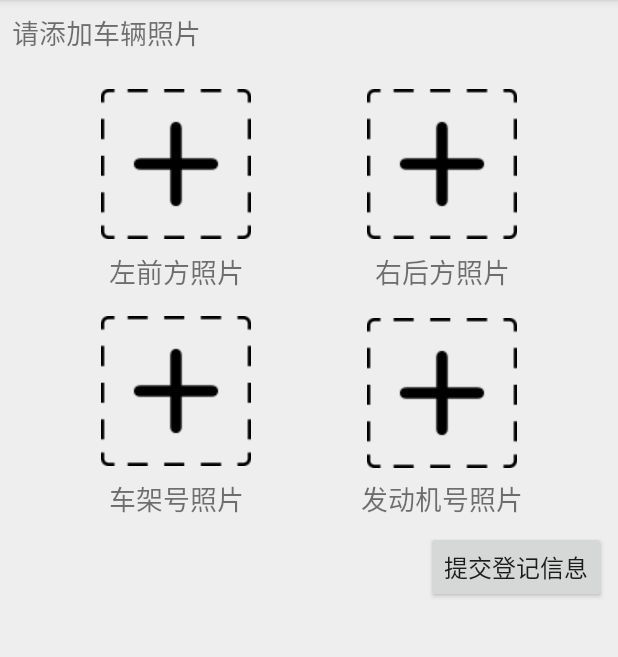
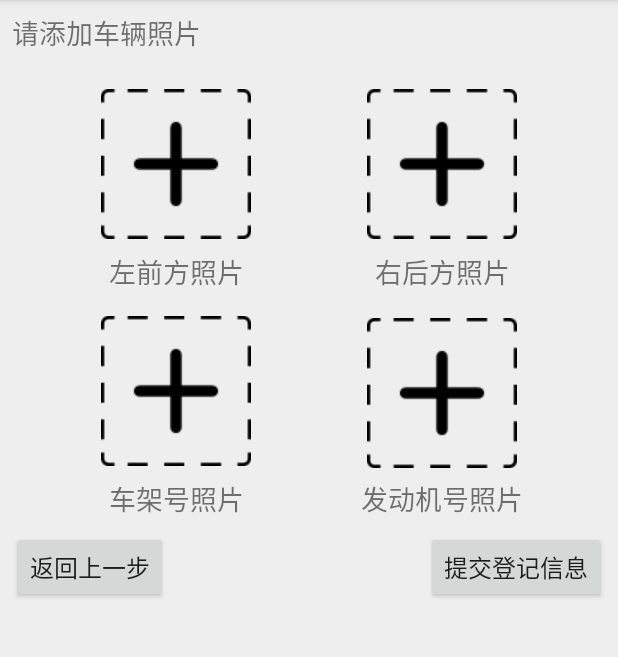
Before and after one commit to Xbigfat/DataCollectSystem, an Android app: the fragment VehicleStep3 shown on its own in the app's theme, on a phone screen of 412 x 824 dp, the part 84-741 px from its top. Run offline under Robolectric (Android 15) with nearby library versions, the phone set to English and light mode, and no system bars.

Commit message:
完成了step3 的部分，添加 取照片过程

```diff
--- a/app/src/main/java/xyw/com/datacollectsystem/fragment/RegisterManager.java
+++ b/app/src/main/java/xyw/com/datacollectsystem/fragment/RegisterManager.java
@@ -58,7 +58,8 @@ public class RegisterManager extends FragmentActivity implements onRegisterCallb
         /**
          * step1 to step2 回调方法，数据直接通过父类的静态成员变量传递，此处仅仅需要跳转
          */
-        viewPager.arrowScroll(2);
+        //viewPager.arrowScroll(2);
+        viewPager.setCurrentItem(1);
     }
 
     @Override
@@ -66,7 +67,8 @@ public class RegisterManager extends FragmentActivity implements onRegisterCallb
         /**
          * step2 to step3 回调方法
          */
-        viewPager.arrowScroll(2);
+        //viewPager.arrowScroll(2);
+        viewPager.setCurrentItem(2);
     }
 
     @Override
--- a/app/src/main/java/xyw/com/datacollectsystem/fragment/VehicleStep3.java
+++ b/app/src/main/java/xyw/com/datacollectsystem/fragment/VehicleStep3.java
@@ -6,6 +6,7 @@ import android.view.LayoutInflater;
 import android.view.View;
 import android.view.ViewGroup;
 import android.widget.Button;
+import android.widget.ImageButton;
 
 import xyw.com.datacollectsystem.R;
 
@@ -13,18 +14,67 @@ import xyw.com.datacollectsystem.R;
  * Created by 31429 on 2017/10/25.
  */
 
-public class VehicleStep3 extends VehicleProcess {
+public class VehicleStep3 extends VehicleProcess implements View.OnClickListener {
+    private View view;
+    private ImageButton vehicleStep3Frontleft;
+    private ImageButton vehicleStep3Behindright;
+    private ImageButton vehicleStep3Cjh;
+    private ImageButton vehicleStep3Fdjh;
+    /**
+     * 提交登记信息
+     */
+    private Button vehicleStep3Commit;
+    /**
+     * 返回上一步
+     */
+    private Button vehicleStep3Previous;
+
     @Override
     public View onCreateView(LayoutInflater inflater, @Nullable ViewGroup container, @Nullable Bundle savedInstanceState) {
         View view = inflater.inflate(R.layout.vehicle_add_step3, container, false);
-        Button commit = (Button) view.findViewById(R.id.vehicle_step3_commit);
-        commit.setOnClickListener(new View.OnClickListener() {
-            @Override
-            public void onClick(View v) {
-                scroll.onCompleted();
-            }
-        });
+        initView(view);
         return view;
 
     }
+
+    private void initView(View view) {
+        vehicleStep3Frontleft = (ImageButton) view.findViewById(R.id.vehicle_step3_frontleft);
+        vehicleStep3Behindright = (ImageButton) view.findViewById(R.id.vehicle_step3_behindright);
+        vehicleStep3Cjh = (ImageButton) view.findViewById(R.id.vehicle_step3_cjh);
+        vehicleStep3Fdjh = (ImageButton) view.findViewById(R.id.vehicle_step3_fdjh);
+        vehicleStep3Commit = (Button) view.findViewById(R.id.vehicle_step3_commit);
+        vehicleStep3Commit.setOnClickListener(this);
+        vehicleStep3Frontleft.setOnClickListener(this);
+        vehicleStep3Behindright.setOnClickListener(this);
+        vehicleStep3Cjh.setOnClickListener(this);
+        vehicleStep3Fdjh.setOnClickListener(this);
+        vehicleStep3Previous = (Button) view.findViewById(R.id.vehicle_step3_previous);
+        vehicleStep3Previous.setOnClickListener(this);
+    }
+
+    @Override
+    public void onClick(View v) {
+        switch (v.getId()) {
+            default:
+                break;
+            case R.id.vehicle_step3_commit:
+                executeUpload();
+                break;
+            case R.id.vehicle_step3_frontleft:
+                break;
+            case R.id.vehicle_step3_behindright:
+                break;
+            case R.id.vehicle_step3_cjh:
+                break;
+            case R.id.vehicle_step3_fdjh:
+                break;
+            case R.id.vehicle_step3_previous:
+                scroll.onPrevious();
+                break;
+        }
+    }
+
+    private void executeUpload() {
+        scroll.onCompleted();
+    }
 }
--- a/app/src/main/res/layout/vehicle_add_step3.xml
+++ b/app/src/main/res/layout/vehicle_add_step3.xml
@@ -136,4 +136,15 @@
         android:textSize="16sp"
         app:layout_constraintRight_toRightOf="parent"
         app:layout_constraintTop_toBottomOf="@+id/textView25" />
+
+    <Button
+        android:id="@+id/vehicle_step3_previous"
+        android:layout_width="wrap_content"
+        android:layout_height="wrap_content"
+        android:layout_marginStart="8dp"
+        android:layout_marginTop="8dp"
+        android:text="返回上一步"
+        android:textSize="16sp"
+        app:layout_constraintStart_toStartOf="parent"
+        app:layout_constraintTop_toBottomOf="@+id/textView24" />
 </android.support.constraint.ConstraintLayout>
```
